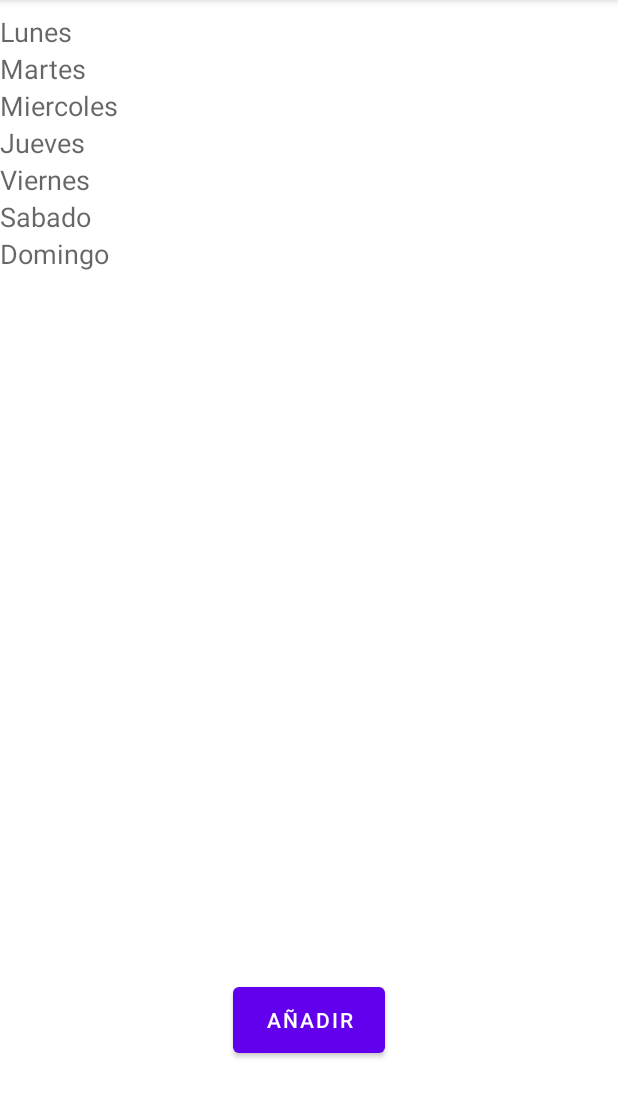
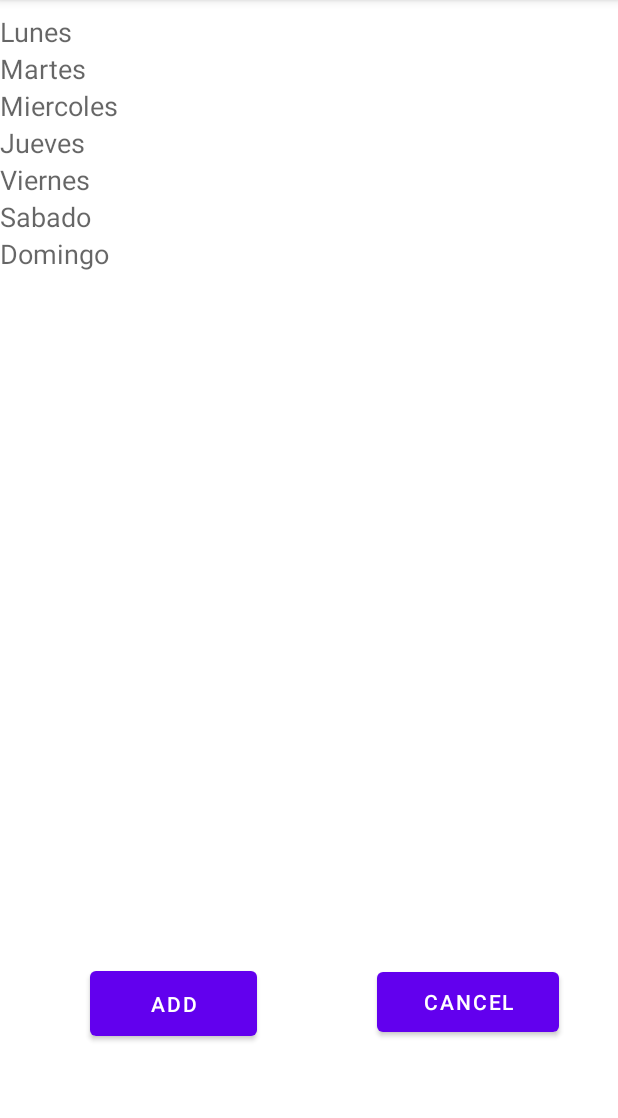
Before and after one commit to diegogvz/SoFit, an Android app: the RecyclerRutinaActual screen opened directly, with no data from a screen before it, on a phone screen of 412 x 824 dp, the part 84-1202 px from its top. Run offline under Robolectric (Android 15) with nearby library versions, the light colour scheme and no system bars.

Commit message:
HECHO STRING VENTANAS DE DIEGO Y ARREGLADA NAVEGABILIDAD

```diff
--- a/app/src/main/java/com/example/sofit/EditarPerfil.java
+++ b/app/src/main/java/com/example/sofit/EditarPerfil.java
@@ -62,7 +62,7 @@ public class EditarPerfil extends AppCompatActivity {
         int id = item.getItemId();
 //noinspection SimplifiableIfStatement
         if (id == R.id.menuItem_editPerfil_inicio) {
-            return true;
+            startActivity(new Intent(EditarPerfil.this,RecyclerMisRutinas.class));
         }
         if(item.getItemId()==R.id.menuItem_editPerfil_perfil){
             startActivity(new Intent(EditarPerfil.this,MiPerfilPrincipal.class));
--- a/app/src/main/java/com/example/sofit/RecyclerMisRutinas.java
+++ b/app/src/main/java/com/example/sofit/RecyclerMisRutinas.java
@@ -69,7 +69,7 @@ public class RecyclerMisRutinas extends AppCompatActivity {
         int id = item.getItemId();
 
         if(id == R.id.menuItem_misRutinas_rutinas){
-            startActivity(new Intent(RecyclerMisRutinas.this, RecyclerMisRutinas.class));
+            startActivity(new Intent(RecyclerMisRutinas.this, RecyclerRutinaActual.class));
         }
         if(id == R.id.menuItem_misRutinas_perfil){
             startActivity(new Intent(RecyclerMisRutinas.this, MiPerfilPrincipal.class));
--- a/app/src/main/java/com/example/sofit/RecyclerRutinaActual.java
+++ b/app/src/main/java/com/example/sofit/RecyclerRutinaActual.java
@@ -66,7 +66,7 @@ public class RecyclerRutinaActual extends AppCompatActivity {
         int id = item.getItemId();
 //noinspection SimplifiableIfStatement
         if (id == R.id.menuItem_editPerfil_inicio) {
-            return true;
+            startActivity(new Intent(RecyclerRutinaActual.this,RecyclerMisRutinas.class));
         }
         if(item.getItemId()==R.id.menuItem_editPerfil_perfil){
             startActivity(new Intent(RecyclerRutinaActual.this,MiPerfilPrincipal.class));
--- a/app/src/main/java/com/example/sofit/adapters/ListRutinasViewAdapter.java
+++ b/app/src/main/java/com/example/sofit/adapters/ListRutinasViewAdapter.java
@@ -57,7 +57,7 @@ public class ListRutinasViewAdapter extends RecyclerView.Adapter<ListRutinasView
 
         public void bindUser(final Rutina rutina, final OnItemClickListener listener) {
 
-            diaTextView.setText(rutina.getNombre());
+//            diaTextView.setText(/*rutina.getNombre()*/"");
 
             itemView.setOnClickListener(new View.OnClickListener() {
                 @Override
--- a/app/src/main/res/layout/activity_recycler_rutina_actual.xml
+++ b/app/src/main/res/layout/activity_recycler_rutina_actual.xml
@@ -19,11 +19,25 @@
 
     <Button
         android:id="@+id/button_recycler_añadir"
-        android:layout_width="101dp"
-        android:layout_height="56dp"
-        android:text="Añadir"
+        android:layout_width="111dp"
+        android:layout_height="55dp"
+        android:layout_marginStart="60dp"
+        android:text="@string/add"
+        app:layout_constraintBottom_toBottomOf="parent"
+        app:layout_constraintStart_toStartOf="parent"
+        app:layout_constraintTop_toBottomOf="@+id/recyclerView"
+        app:layout_constraintVertical_bias="0.411" />
+
+    <Button
+        android:id="@+id/button2"
+        android:layout_width="121dp"
+        android:layout_height="52dp"
+        android:layout_marginStart="80dp"
+        android:text="@string/cancel"
         app:layout_constraintBottom_toBottomOf="parent"
         app:layout_constraintEnd_toEndOf="parent"
-        app:layout_constraintStart_toStartOf="parent"
-        app:layout_constraintTop_toBottomOf="@+id/recyclerView" />
+        app:layout_constraintHorizontal_bias="0.0"
+        app:layout_constraintStart_toEndOf="@+id/button_recycler_añadir"
+        app:layout_constraintTop_toBottomOf="@+id/recyclerView"
+        app:layout_constraintVertical_bias="0.404" />
 </androidx.constraintlayout.widget.ConstraintLayout>
```
Also changed, not shown: app/src/main/AndroidManifest.xml (+32 -7 lines), app/src/main/java/com/example/sofit/MainActivity.java (+4 -4 lines), app/src/main/java/com/example/sofit/MiPerfilPrincipal.java (+9 -1 lines), app/src/main/res/layout/activity_anadir_sesion.xml (+4 -5 lines), app/src/main/res/layout/activity_editar_perfil.xml (+6 -6 lines), app/src/main/res/layout/perfil_principal.xml (+6 -6 lines), app/src/main/res/values/strings.xml (+26 -0 lines).
